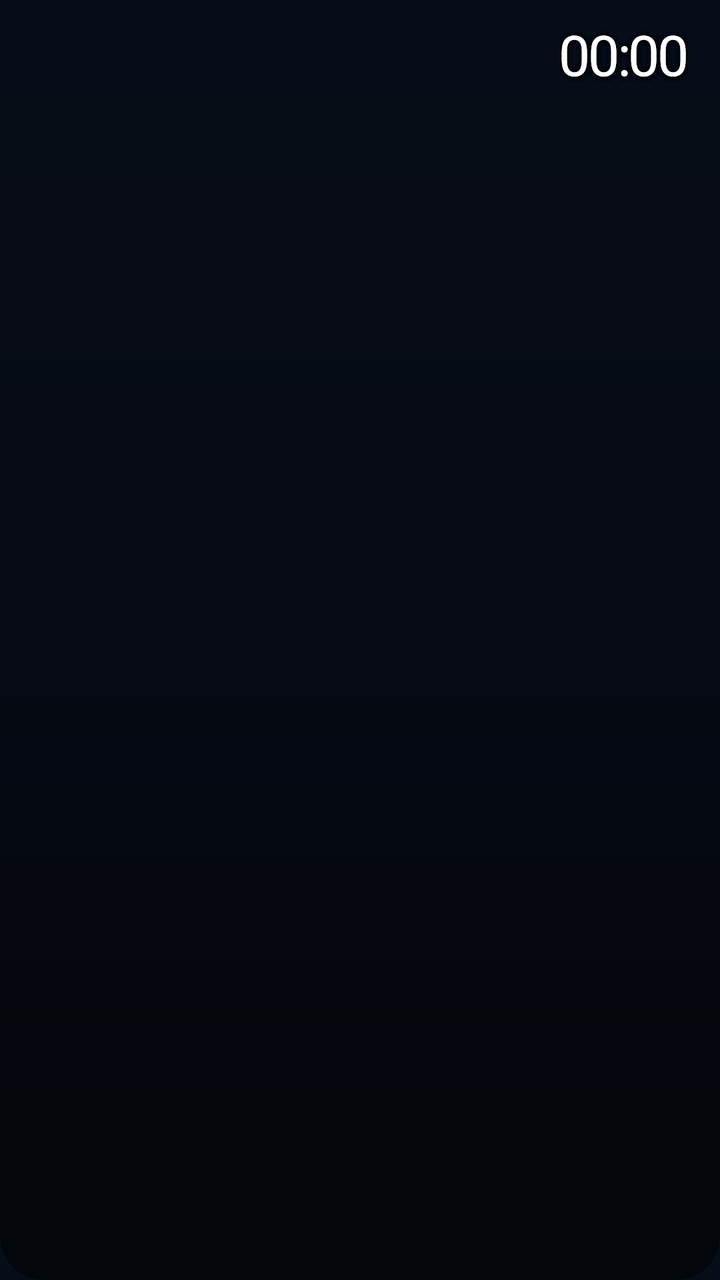
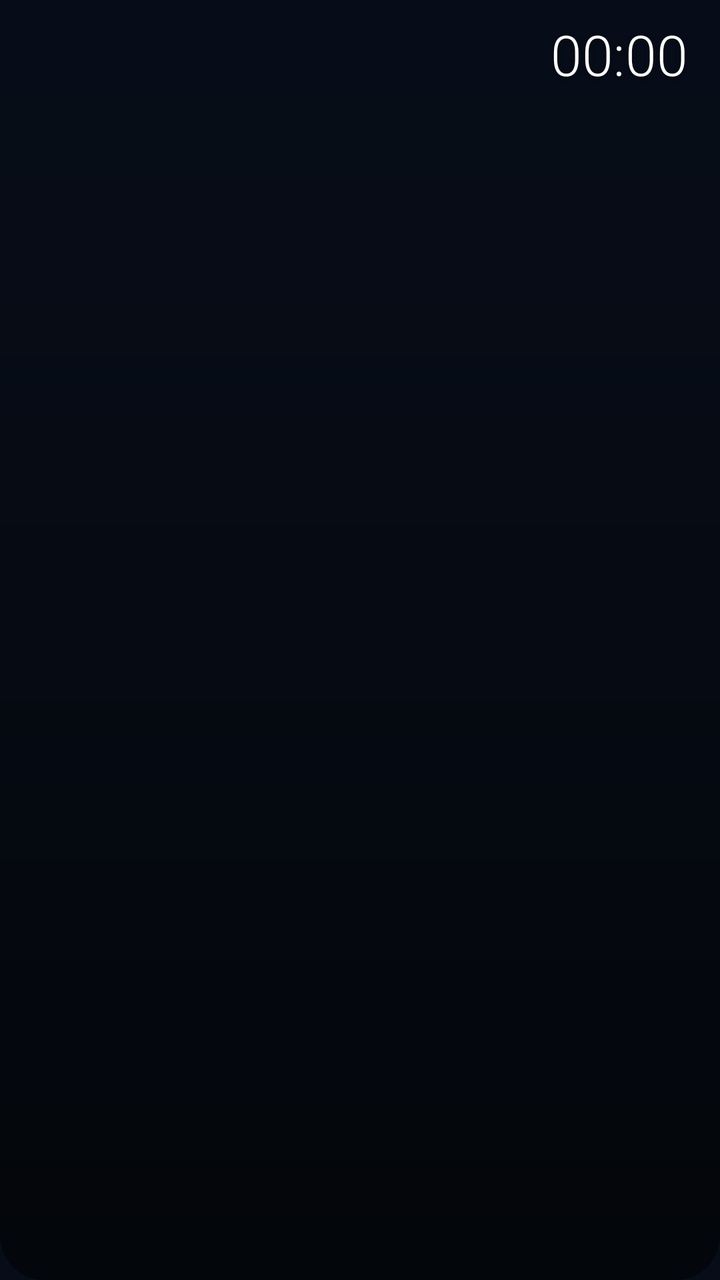

The first picture is an Android layout as it rendered before a commit; the second is the same layout after the commit. The layout source and the unified diff follow.
<!-- AndroidManifest.xml: application theme Theme.Noor -->
<!-- res/layout/widget_today.xml -->
<?xml version="1.0" encoding="utf-8"?>
<FrameLayout xmlns:android="http://schemas.android.com/apk/res/android"
    android:id="@+id/widget_root"
    android:layout_width="match_parent"
    android:layout_height="match_parent"
    android:theme="@style/Theme.Noor.Widget">

    <ImageView
        android:id="@+id/widget_sky"
        android:layout_width="match_parent"
        android:layout_height="match_parent"
        android:contentDescription="@null"
        android:scaleType="centerCrop" />

    <ImageView
        android:layout_width="match_parent"
        android:layout_height="match_parent"
        android:contentDescription="@null"
        android:scaleType="fitXY"
        android:src="@drawable/widget_scrim_bottom" />

    <LinearLayout
        android:layout_width="match_parent"
        android:layout_height="match_parent"
        android:orientation="vertical"
        android:paddingStart="16dp"
        android:paddingTop="12dp"
        android:paddingEnd="16dp"
        android:paddingBottom="12dp">

        <LinearLayout
            android:layout_width="match_parent"
            android:layout_height="wrap_content"
            android:gravity="top"
            android:orientation="horizontal">

            <LinearLayout
                android:layout_width="0dp"
                android:layout_height="wrap_content"
                android:layout_weight="1"
                android:orientation="vertical">

                <LinearLayout
                    android:layout_width="wrap_content"
                    android:layout_height="wrap_content"
                    android:baselineAligned="true"
                    android:orientation="horizontal">

                    <TextView
                        android:id="@+id/widget_prayer"
                        style="@style/Widget.Noor.Text.Title"
                        android:layout_width="wrap_content"
                        android:layout_height="wrap_content" />

                    <TextView
                        android:id="@+id/widget_time"
                        style="@style/Widget.Noor.Text.Body"
                        android:layout_width="wrap_content"
                        android:layout_height="wrap_content"
                        android:layout_marginStart="8dp" />
                </LinearLayout>

                <TextView
                    android:id="@+id/widget_place"
                    style="@style/Widget.Noor.Text.Small"
                    android:layout_width="wrap_content"
                    android:layout_height="wrap_content" />
            </LinearLayout>

            
            <FrameLayout
                android:id="@+id/widget_countdown_box"
                android:layout_width="wrap_content"
                android:layout_height="wrap_content"
                android:layout_marginStart="10dp">

                <Chronometer
                    android:id="@+id/widget_count_dim_latin"
                    style="@style/Widget.Noor.Text.Countdown"
                    android:layout_width="wrap_content"
                    android:layout_height="wrap_content"
                    android:fontFamily="@font/noor_count_latin"
                    android:textColor="#80FFFFFF" />

                <Chronometer
                    android:id="@+id/widget_count_lead_latin"
                    style="@style/Widget.Noor.Text.Countdown"
                    android:layout_width="wrap_content"
                    android:layout_height="wrap_content"
                    android:fontFamily="@font/noor_count_latin_lead"
                    android:textColor="#FFFFFFFF" />

                <Chronometer
                    android:id="@+id/widget_count_dim_arabic"
                    style="@style/Widget.Noor.Text.Countdown"
                    android:layout_width="wrap_content"
                    android:layout_height="wrap_content"
                    android:fontFamily="@font/noor_count_arabic"
                    android:textColor="#80FFFFFF" />

                <Chronometer
                    android:id="@+id/widget_count_lead_arabic"
                    style="@style/Widget.Noor.Text.Countdown"
                    android:layout_width="wrap_content"
                    android:layout_height="wrap_content"
                    android:fontFamily="@font/noor_count_arabic_lead"
                    android:textColor="#FFFFFFFF" />
            </FrameLayout>
        </LinearLayout>

        <FrameLayout
            android:layout_width="match_parent"
            android:layout_height="0dp"
            android:layout_weight="1" />

        <LinearLayout
            android:layout_width="match_parent"
            android:layout_height="wrap_content"
            android:orientation="horizontal">

            <LinearLayout
                android:layout_width="0dp"
                android:layout_height="wrap_content"
                android:layout_weight="1"
                android:orientation="vertical">

                <TextView
                    android:id="@+id/widget_name_0"
                    style="@style/Widget.Noor.Text.Small"
                    android:layout_width="wrap_content"
                    android:layout_height="wrap_content" />

                <TextView
                    android:id="@+id/widget_time_0"
                    style="@style/Widget.Noor.Text.Time"
                    android:layout_width="wrap_content"
                    android:layout_height="wrap_content" />
            </LinearLayout>

            <LinearLayout
                android:layout_width="0dp"
                android:layout_height="wrap_content"
                android:layout_weight="1"
                android:orientation="vertical">

                <TextView
                    android:id="@+id/widget_name_1"
                    style="@style/Widget.Noor.Text.Small"
                    android:layout_width="wrap_content"
                    android:layout_height="wrap_content" />

                <TextView
                    android:id="@+id/widget_time_1"
                    style="@style/Widget.Noor.Text.Time"
                    android:layout_width="wrap_content"
                    android:layout_height="wrap_content" />
            </LinearLayout>

            <LinearLayout
                android:layout_width="0dp"
                android:layout_height="wrap_content"
                android:layout_weight="1"
                android:orientation="vertical">

                <TextView
                    android:id="@+id/widget_name_2"
                    style="@style/Widget.Noor.Text.Small"
                    android:layout_width="wrap_content"
                    android:layout_height="wrap_content" />

                <TextView
                    android:id="@+id/widget_time_2"
                    style="@style/Widget.Noor.Text.Time"
                    android:layout_width="wrap_content"
                    android:layout_height="wrap_content" />
            </LinearLayout>
        </LinearLayout>

        <LinearLayout
            android:layout_width="match_parent"
            android:layout_height="wrap_content"
            android:orientation="horizontal"
            android:layout_marginTop="4dp">

            <LinearLayout
                android:layout_width="0dp"
                android:layout_height="wrap_content"
                android:layout_weight="1"
                android:orientation="vertical">

                <TextView
                    android:id="@+id/widget_name_3"
                    style="@style/Widget.Noor.Text.Small"
                    android:layout_width="wrap_content"
                    android:layout_height="wrap_content" />

                <TextView
                    android:id="@+id/widget_time_3"
                    style="@style/Widget.Noor.Text.Time"
                    android:layout_width="wrap_content"
                    android:layout_height="wrap_content" />
            </LinearLayout>

            <LinearLayout
                android:layout_width="0dp"
                android:layout_height="wrap_content"
                android:layout_weight="1"
                android:orientation="vertical">

                <TextView
                    android:id="@+id/widget_name_4"
                    style="@style/Widget.Noor.Text.Small"
                    android:layout_width="wrap_content"
                    android:layout_height="wrap_content" />

                <TextView
                    android:id="@+id/widget_time_4"
                    style="@style/Widget.Noor.Text.Time"
                    android:layout_width="wrap_content"
                    android:layout_height="wrap_content" />
            </LinearLayout>

            <LinearLayout
                android:layout_width="0dp"
                android:layout_height="wrap_content"
                android:layout_weight="1"
                android:orientation="vertical">

                <TextView
                    android:id="@+id/widget_name_5"
                    style="@style/Widget.Noor.Text.Small"
                    android:layout_width="wrap_content"
                    android:layout_height="wrap_content" />

                <TextView
                    android:id="@+id/widget_time_5"
                    style="@style/Widget.Noor.Text.Time"
                    android:layout_width="wrap_content"
                    android:layout_height="wrap_content" />
            </LinearLayout>
        </LinearLayout>
    </LinearLayout>
</FrameLayout>
<!-- resources referenced by this layout -->
<resources>
  <!-- drawable widget_scrim_bottom (drawable) -->
  <?xml version="1.0" encoding="utf-8"?>
  <shape xmlns:android="http://schemas.android.com/apk/res/android" android:shape="rectangle">
      <gradient android:angle="270" android:startColor="#00000000" android:centerColor="#40000000" android:endColor="#99000000" />
      <corners android:radius="22dp" />
  </shape>
  <style name="Theme.Noor.Widget" parent="android:Theme.DeviceDefault" />
  <style name="Widget.Noor.Text.Body">
          <item name="android:textSize">13sp</item>
          <item name="android:textColor">#E6FFFFFF</item>
      </style>
  <style name="Widget.Noor.Text.Countdown">
          <item name="android:textSize">28sp</item>
          <item name="android:letterSpacing">-0.04</item>
          <item name="android:textDirection">ltr</item>
          <item name="android:textAlignment">viewStart</item>
          <item name="android:layoutDirection">ltr</item>
      </style>
  <style name="Widget.Noor.Text.Small">
          <item name="android:textSize">11sp</item>
          <item name="android:textColor">#D9FFFFFF</item>
      </style>
  <style name="Widget.Noor.Text.Time">
          <item name="android:textSize">14sp</item>
          <item name="android:fontFamily">sans-serif-medium</item>
          <item name="android:fontFeatureSettings">tnum</item>
      </style>
  <style name="Widget.Noor.Text.Title">
          <item name="android:textSize">18sp</item>
          <item name="android:fontFamily">sans-serif-medium</item>
      </style>
  <style name="Theme.Noor" parent="Theme.AppCompat.DayNight.NoActionBar">
          <item name="android:windowBackground">@color/night_900</item>
          <item name="android:statusBarColor">@android:color/transparent</item>
          <item name="android:navigationBarColor">@android:color/transparent</item>
      </style>
  <color name="night_900">#FF070D18</color>
</resources>

<!-- the commit's change to res/layout/widget_today.xml (unified diff, before → after) -->
@@ -75,36 +75,17 @@
                 android:layout_marginStart="10dp">
 
                 <Chronometer
-                    android:id="@+id/widget_count_dim_latin"
+                    android:id="@+id/widget_countdown"
                     style="@style/Widget.Noor.Text.Countdown"
                     android:layout_width="wrap_content"
+                    android:layout_height="wrap_content" />
+
+                <TextView
+                    android:id="@+id/widget_countdown_text"
+                    style="@style/Widget.Noor.Text.Countdown"
+                    android:layout_width="wrap_content"
                     android:layout_height="wrap_content"
-                    android:fontFamily="@font/noor_count_latin"
-                    android:textColor="#80FFFFFF" />
-
-                <Chronometer
-                    android:id="@+id/widget_count_lead_latin"
-                    style="@style/Widget.Noor.Text.Countdown"
-                    android:layout_width="wrap_content"
-                    android:layout_height="wrap_content"
-                    android:fontFamily="@font/noor_count_latin_lead"
-                    android:textColor="#FFFFFFFF" />
-
-                <Chronometer
-                    android:id="@+id/widget_count_dim_arabic"
-                    style="@style/Widget.Noor.Text.Countdown"
-                    android:layout_width="wrap_content"
-                    android:layout_height="wrap_content"
-                    android:fontFamily="@font/noor_count_arabic"
-                    android:textColor="#80FFFFFF" />
-
-                <Chronometer
-                    android:id="@+id/widget_count_lead_arabic"
-                    style="@style/Widget.Noor.Text.Countdown"
-                    android:layout_width="wrap_content"
-                    android:layout_height="wrap_content"
-                    android:fontFamily="@font/noor_count_arabic_lead"
-                    android:textColor="#FFFFFFFF" />
+                    android:visibility="gone" />
             </FrameLayout>
         </LinearLayout>
 
<!-- resource entries referenced after the edit -->
@@ -13,7 +13,9 @@
       </style>
   <style name="Widget.Noor.Text.Countdown">
           <item name="android:textSize">28sp</item>
-          <item name="android:letterSpacing">-0.04</item>
+          <item name="android:fontFamily">sans-serif-light</item>
+          <item name="android:fontFeatureSettings">tnum</item>
+          <item name="android:ellipsize">none</item>
           <item name="android:textDirection">ltr</item>
           <item name="android:textAlignment">viewStart</item>
           <item name="android:layoutDirection">ltr</item>
